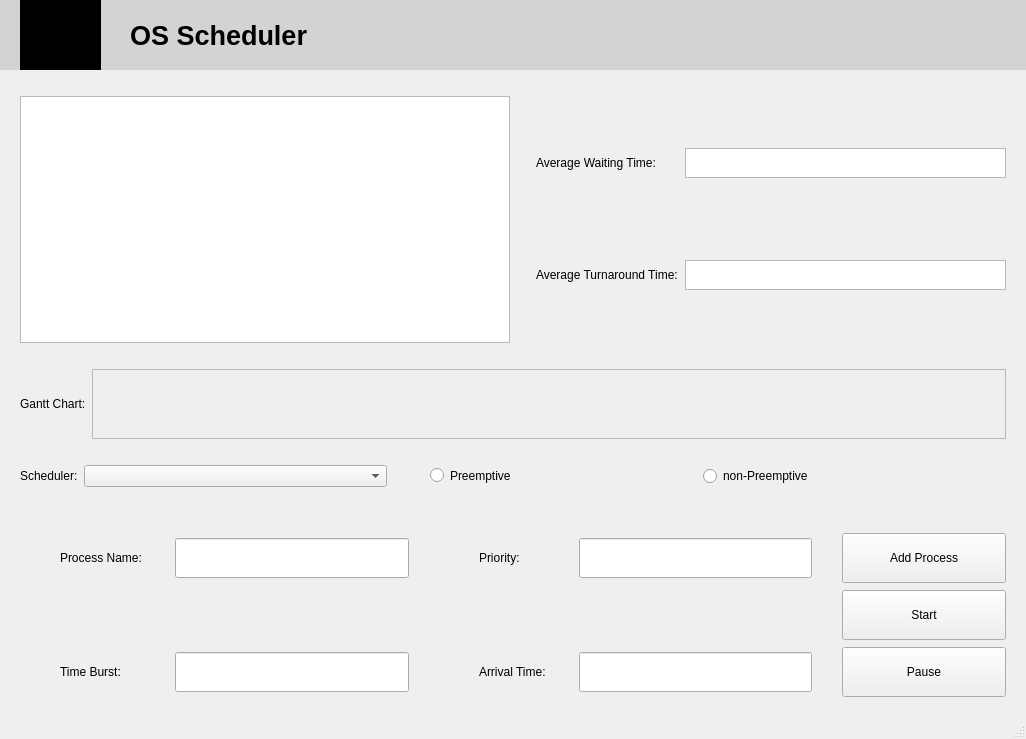
This is frontend/mainwindow.ui in ASolimanA/OS-Scheduler as Qt 5 draws it before an edit. The edited form follows.
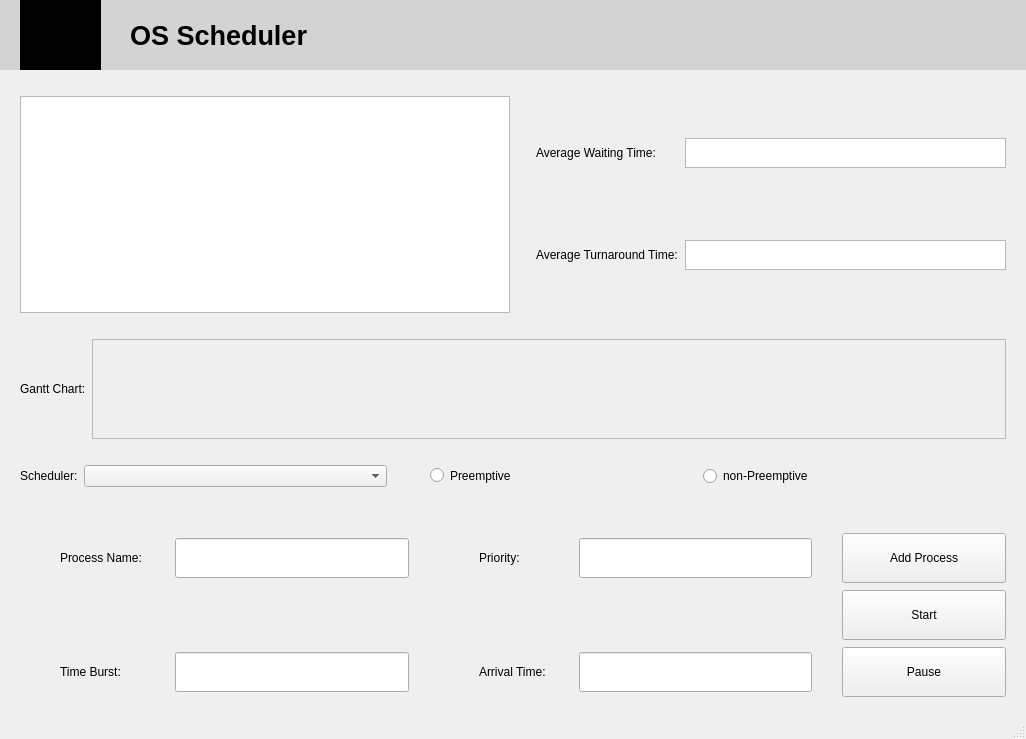
This is the edited form.

Commit message: Gantt Chart Implementaion

```diff
--- a/frontend/mainwindow.ui
+++ b/frontend/mainwindow.ui
@@ -201,13 +201,13 @@
         <property name="minimumSize">
          <size>
           <width>0</width>
-          <height>70</height>
+          <height>100</height>
          </size>
         </property>
         <property name="maximumSize">
          <size>
           <width>16777215</width>
-          <height>70</height>
+          <height>100</height>
          </size>
         </property>
         <property name="widgetResizable">
@@ -219,7 +219,7 @@
            <x>0</x>
            <y>0</y>
            <width>899</width>
-           <height>68</height>
+           <height>98</height>
           </rect>
          </property>
         </widget>
```
Left out of the diff: 4 changed lines with no effect on the pictures. The commit also changes 2 other files.
